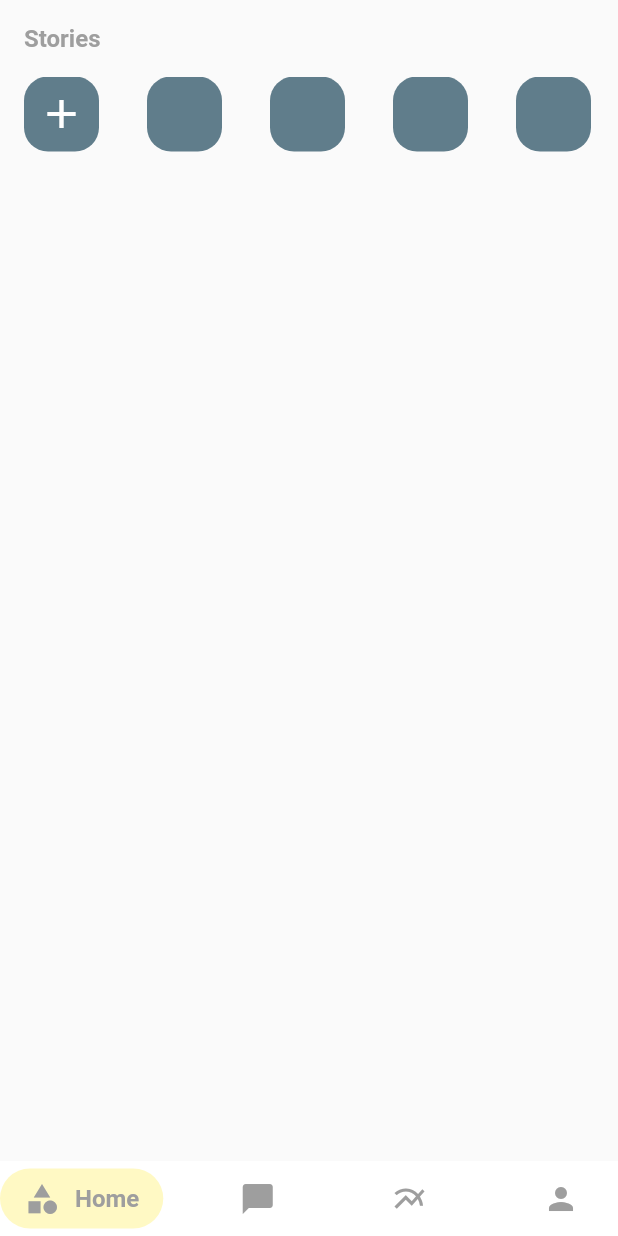
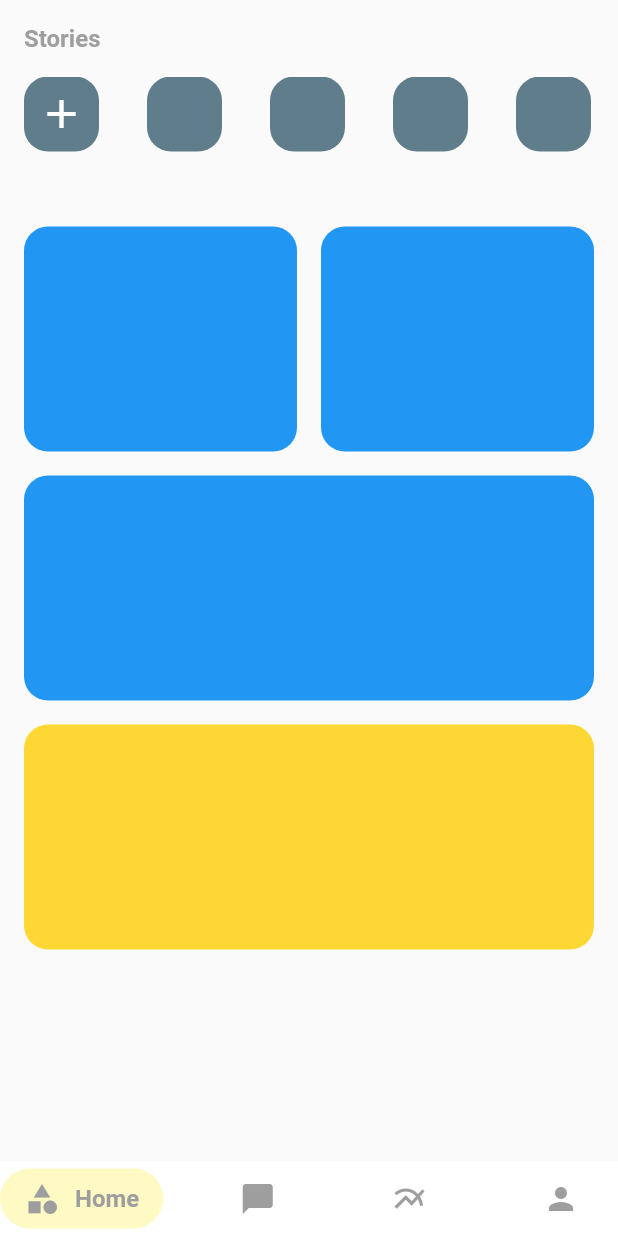
Before and after one commit to vmetal123/chimmy_ui, a Flutter app: the screen it shows after launch, on a phone screen of 412 x 824 dp. Run offline on Flutter 3.47's test engine with Material 2 defaults, Android fonts, the phone set to English and light mode, and no system bars.

Commit message:
blocks added

```diff
--- a/lib/main.dart
+++ b/lib/main.dart
@@ -48,7 +48,8 @@ class _MyHomePageState extends State<MyHomePage> {
               child: ListView(
                 scrollDirection: Axis.horizontal,
                 children: <Widget>[
-                  ProfileBlock(icon: Icon(Icons.add, size: 32.0, color: Colors.white)),
+                  ProfileBlock(
+                      icon: Icon(Icons.add, size: 32.0, color: Colors.white)),
                   ProfileBlock(),
                   ProfileBlock(),
                   ProfileBlock(),
@@ -59,6 +60,59 @@ class _MyHomePageState extends State<MyHomePage> {
                   ProfileBlock(),
                   ProfileBlock(),
                 ],
+              ),
+            ),
+            SizedBox(
+              height: 50.0,
+            ),
+            Padding(
+              padding: const EdgeInsets.symmetric(horizontal: 16.0),
+              child: Row(
+                children: <Widget>[
+                  Expanded(
+                    child: Container(
+                      height: 150,
+                      decoration: BoxDecoration(
+                        color: Colors.blue,
+                        borderRadius: BorderRadius.circular(16.0),
+                      ),
+                    ),
+                  ),
+                  SizedBox(
+                    width: 16.0,
+                  ),
+                  Expanded(
+                    child: Container(
+                      height: 150,
+                      decoration: BoxDecoration(
+                        color: Colors.blue,
+                        borderRadius: BorderRadius.circular(16.0),
+                      ),
+                    ),
+                  ),
+                ],
+              ),
+            ),
+            SizedBox(height: 16.0,),
+            Padding(
+              padding: EdgeInsets.symmetric(horizontal: 16.0),
+              child: Container(
+                height: 150,
+                decoration: BoxDecoration(
+                  color: Colors.blue,
+                  borderRadius: BorderRadius.circular(16.0),
+                ),
+              ),
+            ),
+            SizedBox(height: 16.0,),
+            Padding(
+              padding: EdgeInsets.symmetric(horizontal: 16.0),
+              child: Container(
+                height: 150,
+                decoration: BoxDecoration(
+                  color: Colors.yellow.shade600,
+                  borderRadius: BorderRadius.circular(16.0),
+                ),
               ),
             ),
           ],
```
